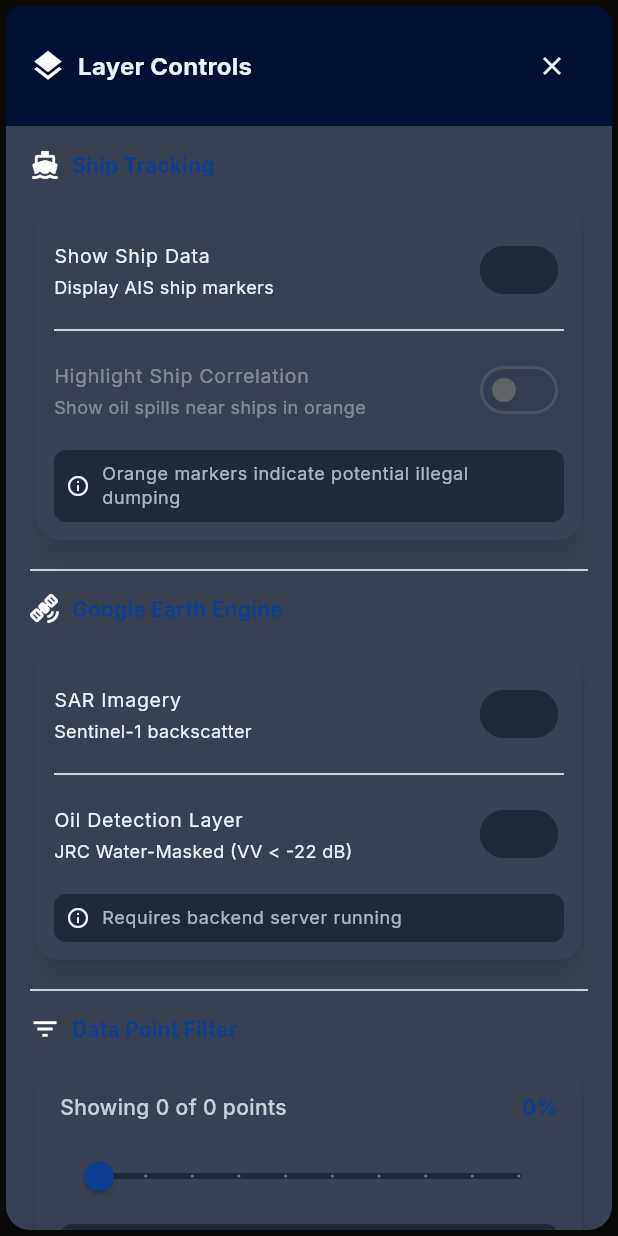
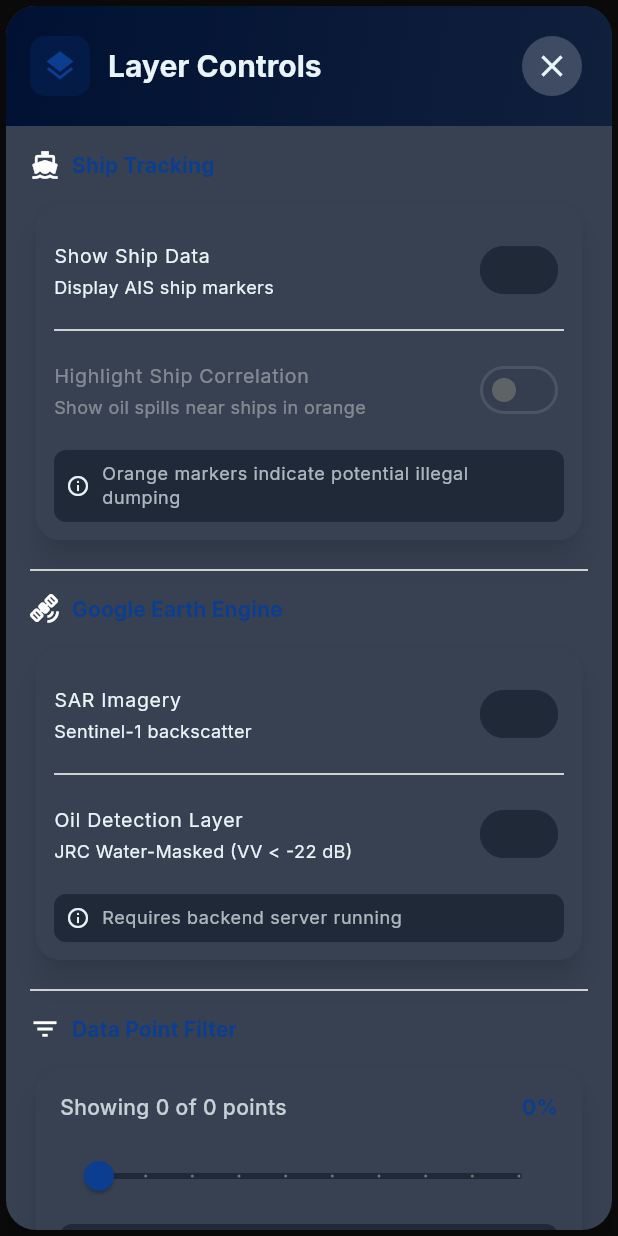
Before and after one commit to pranalitalla8/sarveillance, a Flutter app: the LayerControlPanel widget shown alone on an empty page, opened directly with empty values, on a phone screen of 412 x 824 dp. Run offline on Flutter 3.47's test engine with Material 3 defaults, Android fonts, the phone set to English and light mode, and no system bars; our stand-ins replace csv, fl_chart, flutter_map, google_fonts, google_maps_flutter, latlong2; network calls fail.

Commit message:
fixed layout overlay

```diff
--- a/lib/widgets/layer_control_panel.dart
+++ b/lib/widgets/layer_control_panel.dart
@@ -73,24 +73,45 @@ class _LayerControlPanelState extends State<LayerControlPanel> {
   @override
   Widget build(BuildContext context) {
     return Card(
+      elevation: 8,
+      shape: RoundedRectangleBorder(
+        borderRadius: BorderRadius.circular(20),
+      ),
       child: Column(
         children: [
           Container(
             padding: const EdgeInsets.all(16),
             decoration: BoxDecoration(
-              color: Theme.of(context).colorScheme.primaryContainer,
+              gradient: LinearGradient(
+                begin: Alignment.topLeft,
+                end: Alignment.bottomRight,
+                colors: [
+                  Theme.of(context).colorScheme.primaryContainer,
+                  Theme.of(context).colorScheme.primaryContainer.withValues(alpha: 0.7),
+                ],
+              ),
               borderRadius: const BorderRadius.only(
-                topLeft: Radius.circular(12),
-                topRight: Radius.circular(12),
+                topLeft: Radius.circular(20),
+                topRight: Radius.circular(20),
               ),
             ),
             child: Row(
               children: [
-                const Icon(Icons.layers),
-                const SizedBox(width: 8),
+                Container(
+                  padding: const EdgeInsets.all(8),
+                  decoration: BoxDecoration(
+                    color: Theme.of(context).colorScheme.primary.withValues(alpha: 0.2),
+                    borderRadius: BorderRadius.circular(10),
+                  ),
+                  child: Icon(
+                    Icons.layers,
+                    color: Theme.of(context).colorScheme.primary,
+                  ),
+                ),
+                const SizedBox(width: 12),
                 Text(
                   'Layer Controls',
-                  style: Theme.of(context).textTheme.titleMedium?.copyWith(
+                  style: Theme.of(context).textTheme.titleLarge?.copyWith(
                     fontWeight: FontWeight.bold,
                   ),
                 ),
@@ -98,7 +119,10 @@ class _LayerControlPanelState extends State<LayerControlPanel> {
                 IconButton(
                   icon: const Icon(Icons.close),
                   onPressed: widget.onClose,
-                  iconSize: 20,
+                  iconSize: 24,
+                  style: IconButton.styleFrom(
+                    backgroundColor: Colors.white.withValues(alpha: 0.2),
+                  ),
                 ),
               ],
             ),
```
Also changed, not shown: lib/screens/analyze_screen.dart (+27 -6 lines).
